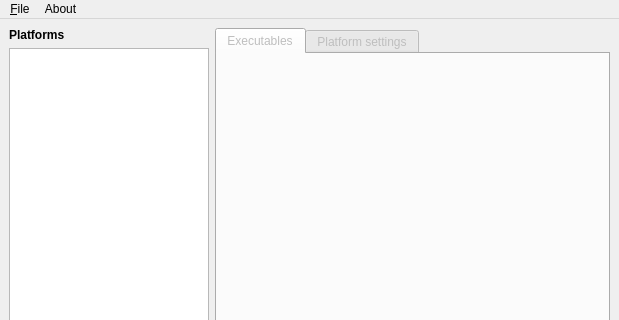
First picture: the form in res/window.ui, repository remeh/mehstation-config, before the edit; both pictures show x 0 to 619 and y 0 to 320 of the 619 by 469 pixel window.
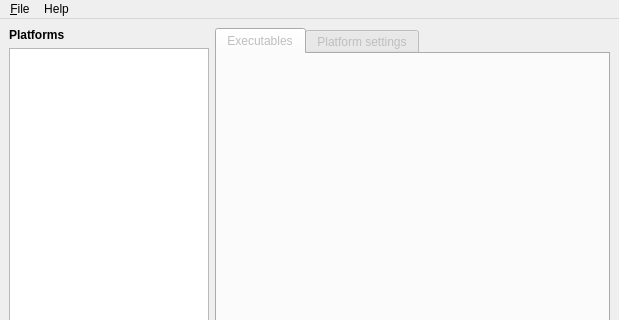
Second picture: the form after the edit.

Commit message: Quick about.

The edit to the form file:
```diff
--- a/res/window.ui
+++ b/res/window.ui
@@ -116,7 +116,7 @@
      <x>0</x>
      <y>0</y>
      <width>619</width>
-     <height>21</height>
+     <height>20</height>
     </rect>
    </property>
    <widget class="QMenu" name="menuFile">
@@ -127,13 +127,13 @@
     <addaction name="separator"/>
     <addaction name="actionQuit"/>
    </widget>
-   <widget class="QMenu" name="menuAbout">
+   <widget class="QMenu" name="menuHelp">
     <property name="title">
-     <string>About</string>
+     <string>Help</string>
     </property>
    </widget>
    <addaction name="menuFile"/>
-   <addaction name="menuAbout"/>
+   <addaction name="menuHelp"/>
   </widget>
   <widget class="QStatusBar" name="statusbar"/>
   <action name="actionNew">
```
Left out of the diff: 6 changed lines with no effect on the pictures. The commit also changes 2 other files.
